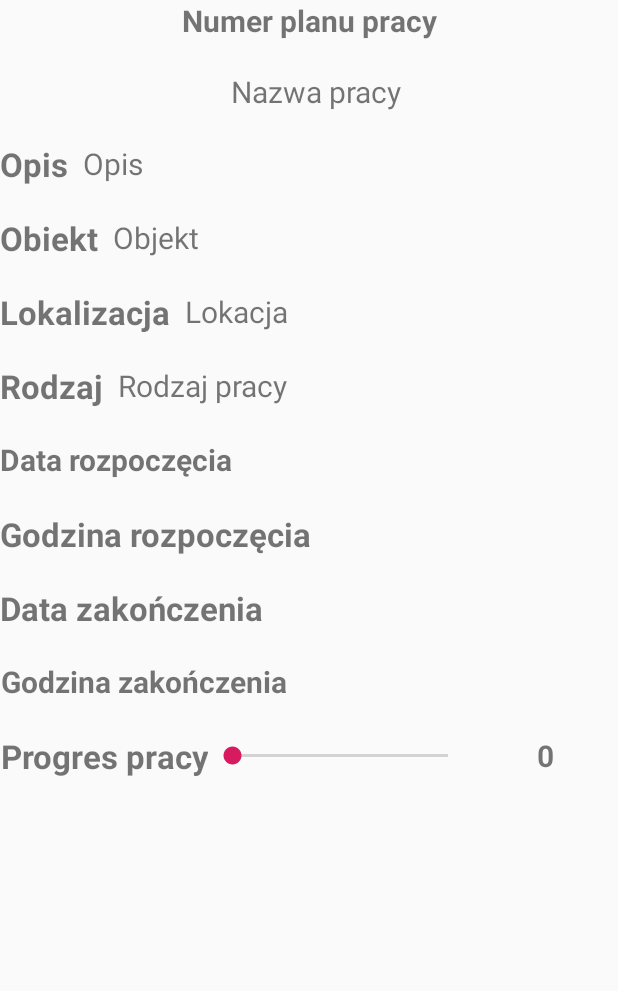
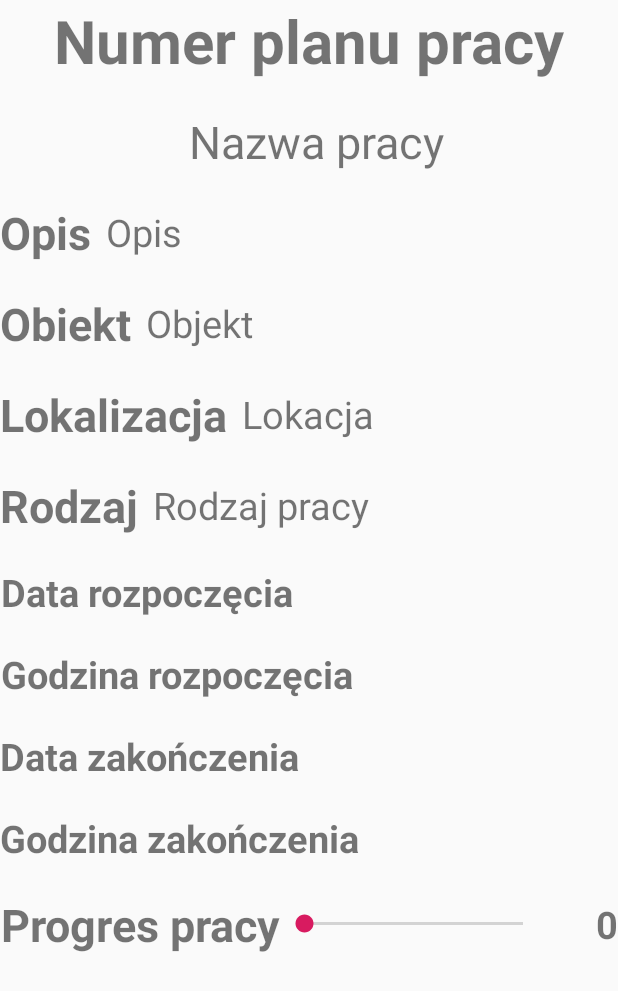
Before and after one commit to hubsimperator/mobilesngapp, an Android app: the EditWorkPlanActivity screen opened directly, with no data from a screen before it, on a phone screen of 412 x 824 dp. Shown: the top 991 px of the screen. Run offline under Robolectric (Android 15) with nearby library versions, the phone set to English and light mode, and no system bars; 14 statements that could not run were skipped.

Commit message:
last commit

```diff
--- a/app/src/main/res/layout/activity_editworkplan.xml
+++ b/app/src/main/res/layout/activity_editworkplan.xml
@@ -15,7 +15,7 @@
                 android:id="@+id/workReqCode"
                 android:layout_width="wrap_content"
                 android:layout_height="match_parent"
-                android:textSize="20sp"
+                android:textSize="40sp"
                 android:text="@string/nazwa_planu"
                 android:gravity="center_horizontal"
                 android:layout_gravity="center_horizontal"
@@ -52,7 +52,7 @@
                         android:layout_weight="2"
                         android:gravity="center"
                         android:text="Nazwa pracy"
-                        android:textSize="20sp" />
+                        android:textSize="30sp" />
                 </LinearLayout>
 
 
@@ -69,7 +69,7 @@
                         android:layout_gravity="center"
                         android:gravity="center"
                         android:text="@string/opis"
-                        android:textSize="22sp"
+                        android:textSize="30sp"
                         android:textStyle="bold" />
 
                     <TextView
@@ -80,7 +80,7 @@
                         android:layout_marginLeft="10sp"
                         android:layout_weight="2"
                         android:text="Opis"
-                        android:textSize="20sp" />
+                        android:textSize="25sp" />
                 </LinearLayout>
 
 
@@ -98,7 +98,7 @@
                         android:layout_gravity="center"
                         android:gravity="center"
                         android:text="@string/obiekt"
-                        android:textSize="22sp"
+                        android:textSize="30sp"
                         android:textStyle="bold" />
 
                     <TextView
@@ -109,7 +109,7 @@
                         android:layout_marginLeft="10sp"
                         android:layout_weight="2"
                         android:text="Objekt"
-                        android:textSize="20sp" />
+                        android:textSize="25sp" />
                 </LinearLayout>
 
                 <LinearLayout
@@ -125,7 +125,7 @@
                         android:layout_gravity="center"
                         android:gravity="center"
                         android:text="@string/lokacja"
-                        android:textSize="22sp"
+                        android:textSize="30sp"
                         android:textStyle="bold" />
 
                     <TextView
@@ -136,7 +136,7 @@
                         android:layout_marginLeft="10sp"
                         android:layout_weight="2"
                         android:text="Lokacja"
-                        android:textSize="20sp" />
+                        android:textSize="25sp" />
                 </LinearLayout>
 
 
@@ -153,7 +153,7 @@
                         android:layout_gravity="center"
                         android:gravity="center"
                         android:text="@string/rodzaj"
-                        android:textSize="22sp"
+                        android:textSize="30sp"
                         android:textStyle="bold" />
 
                     <TextView
@@ -164,7 +164,7 @@
                         android:layout_marginLeft="10sp"
                         android:layout_weight="2"
                         android:text="Rodzaj pracy"
-                        android:textSize="20sp" />
+                        android:textSize="25sp" />
                 </LinearLayout>
 
                 <LinearLayout
@@ -180,7 +180,7 @@
                         android:layout_gravity="center"
                         android:gravity="center"
                         android:text="@string/dateStart"
-                        android:textSize="20sp"
+                        android:textSize="25sp"
                         android:textStyle="bold" />
 
                     <TextView
@@ -191,7 +191,7 @@
                         android:layout_marginLeft="10sp"
                         android:layout_weight="2"
                         android:text="dd/mm/yyyy"
-                        android:textSize="22sp" />
+                        android:textSize="25sp" />
                 </LinearLayout>
 
                 <LinearLayout
@@ -207,7 +207,7 @@
                         android:layout_gravity="center"
                         android:gravity="center"
                         android:text="@string/workStart"
-                        android:textSize="22sp"
+                        android:textSize="25sp"
                         android:textStyle="bold" />
 
                     <TextView
@@ -218,7 +218,7 @@
                         android:layout_marginLeft="10sp"
                         android:layout_weight="2"
                         android:text="6:00"
-                        android:textSize="20sp" />
+                        android:textSize="25sp" />
                 </LinearLayout>
 
 
@@ -235,7 +235,7 @@
                         android:layout_gravity="center"
                         android:gravity="center"
                         android:text="@string/dateEnd"
-                        android:textSize="22sp"
+                        android:textSize="25sp"
                         android:textStyle="bold" />
 
                     <TextView
@@ -246,7 +246,7 @@
                         android:layout_marginLeft="10sp"
                         android:layout_weight="2"
                         android:text="6:00"
-                        android:textSize="20sp" />
+                        android:textSize="25sp" />
                 </LinearLayout>
 
                 <LinearLayout
@@ -262,7 +262,7 @@
                         android:layout_gravity="center"
                         android:gravity="center"
                         android:text="@string/workEnd"
-                        android:textSize="20sp"
+                        android:textSize="25sp"
                         android:textStyle="bold" />
 
                     <TextView
@@ -270,16 +270,17 @@
                         android:layout_width="match_parent"
                         android:layout_height="wrap_content"
                         android:layout_gravity="center"
-                        android:layout_marginLeft="30sp"
+                        android:layout_marginLeft="25sp"
                         android:layout_weight="2"
                         android:text="6:00"
-                        android:textSize="22sp" />
+                        android:textSize="25sp" />
                 </LinearLayout>
 
                 <LinearLayout
                     android:layout_width="match_parent"
                     android:layout_height="wrap_content"
                     android:layout_marginTop="20sp"
+                    android:layout_marginBottom="40sp"
                     android:orientation="horizontal"
                     android:weightSum="5">
 
@@ -289,14 +290,14 @@
                         android:layout_gravity="center"
                         android:gravity="center"
                         android:text="@string/progress"
-                        android:textSize="22sp"
+                        android:textSize="30sp"
                         android:textStyle="bold" />
 
                     <SeekBar
                         android:id="@+id/progress"
                         android:layout_width="wrap_content"
                         android:layout_height="match_parent"
-                        android:layout_weight="3"
+                        android:layout_weight="4"
                         android:max="100"
                         android:progress="0" />
 
@@ -308,7 +309,7 @@
                         android:layout_weight="2"
                         android:gravity="center"
                         android:text="@string/result"
-                        android:textSize="20sp"
+                        android:textSize="25sp"
                         android:textStyle="bold" />
                 </LinearLayout>
 
--- a/app/src/main/res/layout/item_workdetails.xml
+++ /dev/null
@@ -1,6 +0,0 @@
-<?xml version="1.0" encoding="utf-8"?>
-<androidx.constraintlayout.widget.ConstraintLayout
-    xmlns:android="http://schemas.android.com/apk/res/android" android:layout_width="match_parent"
-    android:layout_height="match_parent">
-
-</androidx.constraintlayout.widget.ConstraintLayout>
--- a/app/src/main/res/values/strings.xml
+++ b/app/src/main/res/values/strings.xml
@@ -21,4 +21,5 @@
     <string name="dateEnd">Data zakończenia</string>
     <string name="progress">Progres pracy</string>
     <string name="result">50</string>
+    <string name="brygady">Brygady</string>
 </resources>
--- a/app/src/main/res/values/styles.xml
+++ b/app/src/main/res/values/styles.xml
@@ -7,7 +7,4 @@
         <item name="colorPrimaryDark">@color/colorPrimaryDark</item>
         <item name="colorAccent">@color/colorAccent</item>
     </style>
-
-    <!-- Splash Screen po zalogowaniu użytkownika. -->
-
 </resources>
```
Also changed, not shown: app/src/main/java/com/example/mobilesngapp/Activity/EditWorkPlanActivity.java (+42 -5 lines), app/src/main/java/com/example/mobilesngapp/Activity/MainActivity.java (+67 -38 lines), app/src/main/java/com/example/mobilesngapp/JSON/JSON_GetJobList.java (+18 -2 lines), app/src/main/java/com/example/mobilesngapp/Other/DatePickerFragment.java (added, +30 -0 lines), app/src/main/res/layout/activity_main.xml (+14 -10 lines).
